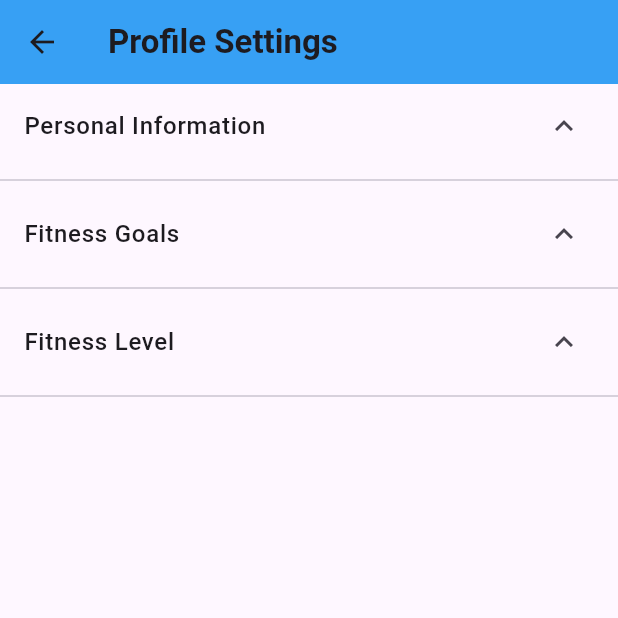
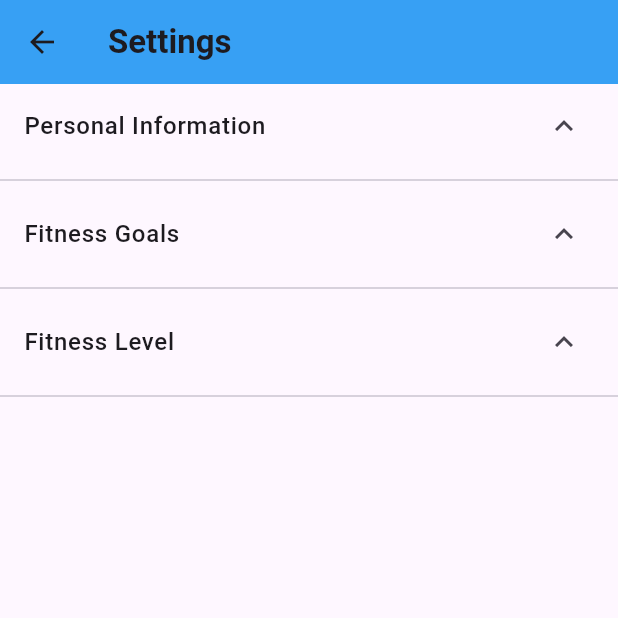
Before and after one commit to JERODIACUNA/FE, a Flutter app: the SettingsScreen screen opened directly, on a phone screen of 412 x 824 dp, the top half of it. Run offline on Flutter 3.47's test engine with Material 3 defaults, Android fonts, the phone set to English and light mode, and no system bars; our stand-ins replace charts_flutter, cloud_firestore, firebase_auth, firebase_core, video_player; accounts and stored records are empty.

Commit message:
removed flutter svg and small change in settings

```diff
--- a/fitnessapp/lib/settings.dart
+++ b/fitnessapp/lib/settings.dart
@@ -21,7 +21,7 @@ class _SettingsScreenState extends State<SettingsScreen> {
     return Scaffold(
       appBar: AppBar(
         backgroundColor: Colors.blue.withOpacity(0.9),
-        title: const Text('Profile Settings',
+        title: const Text('Settings',
             style: TextStyle(fontWeight: FontWeight.bold)),
       ),
       body: ListView(
--- a/fitnessapp/pubspec.yaml
+++ b/fitnessapp/pubspec.yaml
@@ -11,7 +11,6 @@ dependencies:
     sdk: flutter
   video_player: ^2.2.17
   charts_flutter: ^0.12.0
-  flutter_svg: ^2.0.9
   firebase_core: ^2.23.0
   firebase_auth: ^4.14.1
   cloud_firestore: ^4.13.2
```
Also changed, not shown: fitnessapp/pubspec.lock.
